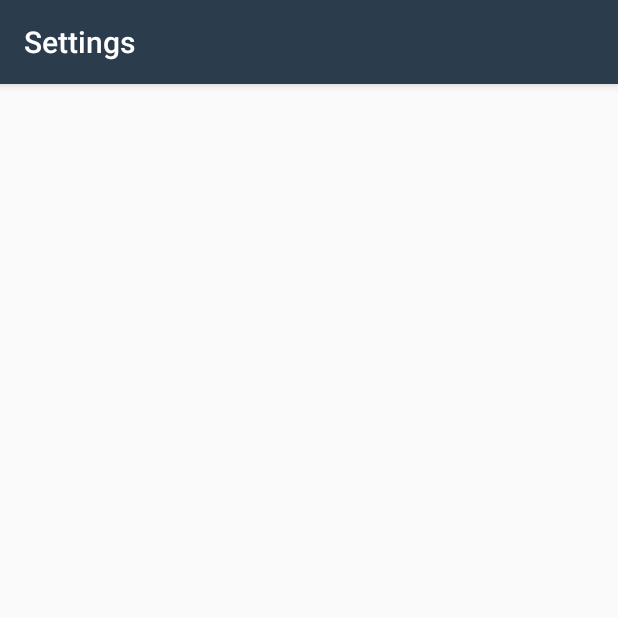
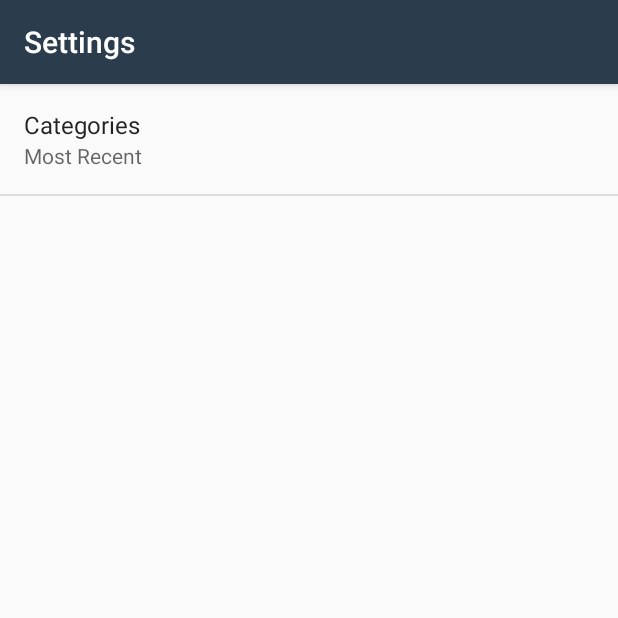
Before and after one commit to Trubius/NewsFeedApp, an Android app: the screen it shows after launch (SettingsActivity), after a tap on "Settings", on a phone screen of 412 x 824 dp, the top half of it. Run offline under Robolectric (Android 15) with nearby library versions, the phone set to English and light mode, and no system bars; 1 other tap on this screen came first.

Commit message:
Set OnSharedPreferenceChangeListener

```diff
--- a/app/src/main/java/com/example/android/newsfeedapp/MainActivity.java
+++ b/app/src/main/java/com/example/android/newsfeedapp/MainActivity.java
@@ -7,9 +7,11 @@ import android.app.SearchManager;
 import android.content.Context;
 import android.content.Intent;
 import android.content.Loader;
+import android.content.SharedPreferences;
 import android.net.ConnectivityManager;
 import android.net.NetworkInfo;
 import android.net.Uri;
+import android.preference.PreferenceManager;
 import android.support.v4.widget.SwipeRefreshLayout;
 import android.support.v7.app.AppCompatActivity;
 import android.os.Bundle;
@@ -31,18 +33,20 @@ import java.util.List;
 import static android.view.View.GONE;
 import static android.view.View.VISIBLE;
 
-public class MainActivity extends AppCompatActivity implements LoaderCallbacks<List<Article>> {
+public class MainActivity extends AppCompatActivity implements LoaderCallbacks<List<Article>>, SharedPreferences.OnSharedPreferenceChangeListener {
 
     private static final String REQUEST_URL = "https://content.guardianapis.com/search?";
     private static final int ARTICLE_LOADER_ID = 1;
+    private static final String QUERY_STRING = "queryString";
     private ArticleAdapter mArticleAdapter;
     private TextView mEmptyView;
     private View loadingIndicator;
     private EditText searchTextView;
-    private String getQuery = null;
+    private String queryString;
     private SwipeRefreshLayout mSwipeRefreshLayout;
     private LoaderManager loaderManager = getLoaderManager();
     private EmptyRecyclerView recyclerView;
+    private SharedPreferences sharedPrefs;
 
     @Override
     protected void onCreate(Bundle savedInstanceState) {
@@ -55,19 +59,32 @@ public class MainActivity extends AppCompatActivity implements LoaderCallbacks<L
         recyclerView.setEmptyView(mEmptyView);
         mArticleAdapter = new ArticleAdapter(this, new ArrayList<Article>());
         recyclerView.setAdapter(mArticleAdapter);
+        sharedPrefs= PreferenceManager.getDefaultSharedPreferences(this);
+        sharedPrefs.registerOnSharedPreferenceChangeListener(this);
         loadingIndicator = findViewById(R.id.loading_indicator);
         mSwipeRefreshLayout = findViewById(R.id.swipe_refresh);
-
+        if (savedInstanceState != null) {
+            queryString = savedInstanceState.getString(QUERY_STRING);
+        }
+        if (queryString != null){
+            getSupportActionBar().setTitle("Search for " + queryString);
+        }
         setSwipeRefresh();
         hideKeyboard(findViewById(R.id.root_view));
 
         if (checkNetworkConnection()) {
+            loaderManager.initLoader(ARTICLE_LOADER_ID, null, this);
             handleIntent(getIntent());
-            loaderManager.initLoader(ARTICLE_LOADER_ID, null, this);
         } else {
             loadingIndicator.setVisibility(GONE);
             mEmptyView.setText(getString(R.string.no_internet));
         }
+    }
+
+    @Override
+    protected void onSaveInstanceState(Bundle outState) {
+        super.onSaveInstanceState(outState);
+        outState.putString(QUERY_STRING, queryString);
     }
 
     @Override
@@ -77,12 +94,33 @@ public class MainActivity extends AppCompatActivity implements LoaderCallbacks<L
     }
 
     @Override
+    public void onSharedPreferenceChanged(SharedPreferences sharedPreferences, String key) {
+        if (key.equals(getString(R.string.settings_categories_key))) {
+            mArticleAdapter.clear();
+            mEmptyView.setVisibility(View.GONE);
+            loadingIndicator.setVisibility(View.VISIBLE);
+            if (checkNetworkConnection()) {
+                loaderManager.restartLoader(ARTICLE_LOADER_ID, null, this);
+            } else {
+                recyclerView.setEmptyView(mEmptyView);
+                loadingIndicator.setVisibility(GONE);
+                mEmptyView.setText(getString(R.string.no_internet));
+            }
+        }
+    }
+
+    @Override
     public Loader<List<Article>> onCreateLoader(int id, Bundle args) {
+        sharedPrefs = PreferenceManager.getDefaultSharedPreferences(this);
+        String categories = sharedPrefs.getString(getString(R.string.settings_categories_key), getString(R.string.settings_categories_default));
         Uri baseUri = Uri.parse(REQUEST_URL);
         Uri.Builder uriBuilder = baseUri.buildUpon();
 
-        if (getQuery != null) {
-            uriBuilder.appendQueryParameter("q", getQuery);
+        if (!categories.equals("recent")) {
+            uriBuilder.appendQueryParameter("section", categories);
+        }
+        if (queryString != null) {
+            uriBuilder.appendQueryParameter("q", queryString);
             uriBuilder.appendQueryParameter("order-by", "relevance");
         } else {
             uriBuilder.appendQueryParameter("order-by", "newest");
@@ -140,7 +178,7 @@ public class MainActivity extends AppCompatActivity implements LoaderCallbacks<L
         searchView.setOnQueryTextListener(new SearchView.OnQueryTextListener() {
             @Override
             public boolean onQueryTextSubmit(String query) {
-                getQuery = query;
+                queryString = query;
                 searchView.clearFocus();
                 searchMenu.collapseActionView();
                 recyclerView.setVisibility(GONE);
@@ -181,10 +219,10 @@ public class MainActivity extends AppCompatActivity implements LoaderCallbacks<L
     private void handleIntent(Intent intent) {
 
         if (Intent.ACTION_SEARCH.equals(intent.getAction())) {
-            getQuery = intent.getStringExtra(SearchManager.QUERY);
-            getSupportActionBar().setTitle("Search for " + getQuery);
+            queryString = intent.getStringExtra(SearchManager.QUERY);
+            getSupportActionBar().setTitle("Search for " + queryString);
             mEmptyView.setVisibility(GONE);
-            loaderManager.restartLoader(0, null, this);
+            loaderManager.restartLoader(ARTICLE_LOADER_ID, null, this);
         }
     }
 
@@ -229,7 +267,7 @@ public class MainActivity extends AppCompatActivity implements LoaderCallbacks<L
         mSwipeRefreshLayout.setOnRefreshListener(new SwipeRefreshLayout.OnRefreshListener() {
             @Override
             public void onRefresh() {
-                getQuery = null;
+                queryString = null;
                 getSupportActionBar().setTitle(R.string.app_name);
                 mSwipeRefreshLayout.setColorSchemeColors(getResources().getColor(android.R.color.holo_blue_dark),
                         getResources().getColor(android.R.color.holo_red_dark),
@@ -239,7 +277,7 @@ public class MainActivity extends AppCompatActivity implements LoaderCallbacks<L
                 mEmptyView.setVisibility(GONE);
                 loadingIndicator.setVisibility(VISIBLE);
                 if (checkNetworkConnection()) {
-                    loaderManager.restartLoader(0, null, MainActivity.this);
+                    loaderManager.restartLoader(ARTICLE_LOADER_ID, null, MainActivity.this);
                 } else {
                     mArticleAdapter.clear();
                     recyclerView.setEmptyView(mEmptyView);
--- a/app/src/main/java/com/example/android/newsfeedapp/SettingsActivity.java
+++ b/app/src/main/java/com/example/android/newsfeedapp/SettingsActivity.java
@@ -1,8 +1,11 @@
 package com.example.android.newsfeedapp;
 
+import android.content.SharedPreferences;
 import android.os.Bundle;
+import android.preference.ListPreference;
 import android.preference.Preference;
 import android.preference.PreferenceFragment;
+import android.preference.PreferenceManager;
 import android.support.v7.app.AppCompatActivity;
 
 public class SettingsActivity extends AppCompatActivity {
@@ -16,8 +19,36 @@ public class SettingsActivity extends AppCompatActivity {
     public static class ArticlePreferenceFragment extends PreferenceFragment implements Preference.OnPreferenceChangeListener{
 
         @Override
+        public void onCreate(Bundle savedInstanceState) {
+            super.onCreate(savedInstanceState);
+            addPreferencesFromResource(R.xml.settings);
+
+            Preference categories = findPreference(getString(R.string.settings_categories_key));
+            bindPreferenceSummaryToValue(categories);
+        }
+
+        @Override
         public boolean onPreferenceChange(Preference preference, Object newValue) {
-            return false;
+            String stringValue = newValue.toString();
+            if (preference instanceof ListPreference) {
+                ListPreference listPreference = (ListPreference) preference;
+                int prefIndex = listPreference.findIndexOfValue(stringValue);
+                if (prefIndex >= 0) {
+                    CharSequence[] labels = listPreference.getEntries();
+                    preference.setSummary(labels[prefIndex]);
+                }
+            } else {
+                preference.setSummary(stringValue);
+            }
+            return true;
+        }
+
+        private void bindPreferenceSummaryToValue(Preference preference) {
+            preference.setOnPreferenceChangeListener(this);
+            SharedPreferences preferences =
+                    PreferenceManager.getDefaultSharedPreferences(preference.getContext());
+            String preferenceString = preferences.getString(preference.getKey(), "");
+            onPreferenceChange(preference, preferenceString);
         }
     }
 }
--- a/app/src/main/res/values/arrays.xml
+++ b/app/src/main/res/values/arrays.xml
@@ -1,13 +1,13 @@
 <?xml version="1.0" encoding="utf-8"?>
 <resources>
     <string-array name="settings_categories_labels">
-        <item>@string/settings_categories_none_label</item>
+        <item>@string/settings_categories_recent_label</item>
         <item>@string/settings_categories_world_news_label</item>
         <item>@string/settings_categories_uk_news_label</item>
     </string-array>
 
     <string-array name="settings_categories_values">
-        <item>@string/settings_categories_none_value</item>
+        <item>@string/settings_categories_recent_value</item>
         <item>@string/settings_categories_world_news_value</item>
         <item>@string/settings_categories_uk_news_value</item>
     </string-array>
--- a/app/src/main/res/values/strings.xml
+++ b/app/src/main/res/values/strings.xml
@@ -13,10 +13,9 @@
     <string name="settings">Settings</string>
     <string name="settings_categories_label">Categories</string>
     <string name="settings_categories_key" translatable="false">categories</string>
-    <string name="settings_categories_default" translatable="false">@string/empty</string>
-    <string name="settings_categories_none_label">None</string>
-    <string name="settings_categories_none_value" translatable="false">@string/empty</string>
-    <string name="empty" translatable="false"/>
+    <string name="settings_categories_default" translatable="false">@string/settings_categories_recent_value</string>
+    <string name="settings_categories_recent_label">Most Recent</string>
+    <string name="settings_categories_recent_value" translatable="false">recent</string>
     <string name="settings_categories_world_news_label">World news</string>
     <string name="settings_categories_world_news_value" translatable="false">world</string>
     <string name="settings_categories_uk_news_label">UK news</string>
```
